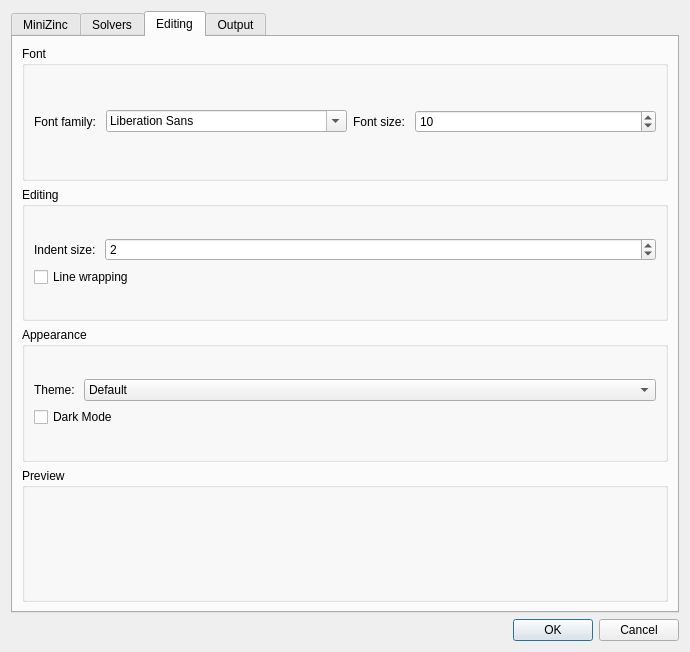
This is MiniZincIDE/preferencesdialog.ui in MiniZinc/MiniZincIDE as Qt 5 draws it before an edit. The edited form follows.
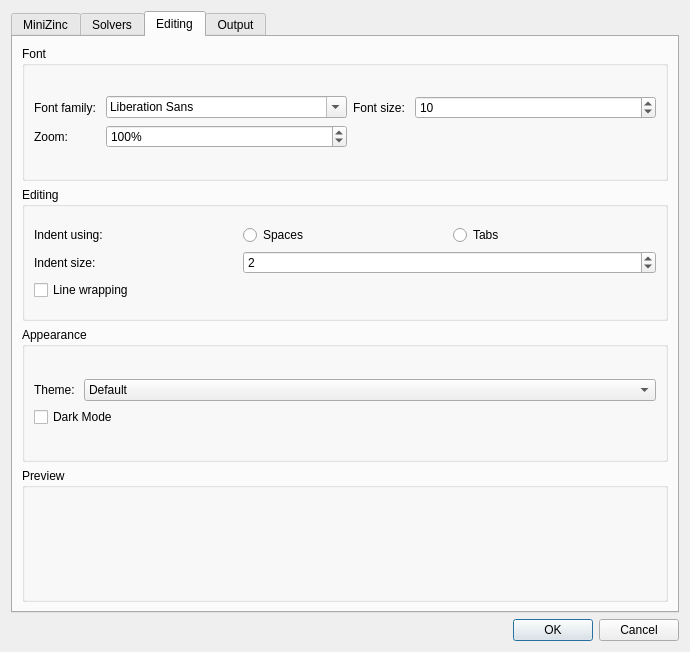
This is the edited form. The open tabs and pages were chosen to show the change.

Commit message:
Add configurable indentation, wrapping and zoom level
Bigger/smaller font actions now control zoom

```diff
--- a/MiniZincIDE/preferencesdialog.ui
+++ b/MiniZincIDE/preferencesdialog.ui
@@ -470,8 +470,8 @@
            <property name="title">
             <string>Font</string>
            </property>
-           <layout class="QGridLayout" name="gridLayout_9">
-            <item row="1" column="0">
+           <layout class="QVBoxLayout" name="verticalLayout_19">
+            <item>
              <layout class="QGridLayout" name="gridLayout_2">
               <item row="0" column="0">
                <widget class="QLabel" name="label_13">
@@ -505,6 +505,9 @@
                   <verstretch>0</verstretch>
                  </sizepolicy>
                 </property>
+                <property name="suffix">
+                 <string/>
+                </property>
                 <property name="minimum">
                  <number>5</number>
                 </property>
@@ -516,6 +519,32 @@
                 </property>
                </widget>
               </item>
+              <item row="1" column="0">
+               <widget class="QLabel" name="label_18">
+                <property name="text">
+                 <string>Zoom:</string>
+                </property>
+               </widget>
+              </item>
+              <item row="1" column="1">
+               <widget class="QSpinBox" name="zoom_spinBox">
+                <property name="suffix">
+                 <string>%</string>
+                </property>
+                <property name="minimum">
+                 <number>10</number>
+                </property>
+                <property name="maximum">
+                 <number>10000</number>
+                </property>
+                <property name="singleStep">
+                 <number>10</number>
+                </property>
+                <property name="value">
+                 <number>100</number>
+                </property>
+               </widget>
+              </item>
              </layout>
             </item>
            </layout>
@@ -526,24 +555,38 @@
            <property name="title">
             <string>Editing</string>
            </property>
-           <layout class="QGridLayout" name="gridLayout_8">
-            <item row="0" column="0">
+           <layout class="QVBoxLayout" name="verticalLayout_18">
+            <item>
              <layout class="QGridLayout" name="gridLayout_4">
               <item row="0" column="0">
+               <widget class="QLabel" name="label_12">
+                <property name="text">
+                 <string>Indent using: </string>
+                </property>
+               </widget>
+              </item>
+              <item row="0" column="1">
+               <widget class="QRadioButton" name="indentSpaces_radioButton">
+                <property name="text">
+                 <string>Spaces</string>
+                </property>
+               </widget>
+              </item>
+              <item row="0" column="2">
+               <widget class="QRadioButton" name="indentTabs_radioButton">
+                <property name="text">
+                 <string>Tabs</string>
+                </property>
+               </widget>
+              </item>
+              <item row="1" column="0">
                <widget class="QLabel" name="label_11">
                 <property name="text">
                  <string>Indent size: </string>
                 </property>
                </widget>
               </item>
-              <item row="1" column="0" colspan="2">
-               <widget class="QCheckBox" name="lineWrapping_checkBox">
-                <property name="text">
-                 <string>Line wrapping</string>
-                </property>
-               </widget>
-              </item>
-              <item row="0" column="1">
+              <item row="1" column="1" colspan="2">
                <widget class="QSpinBox" name="indentSize_spinBox">
                 <property name="sizePolicy">
                  <sizepolicy hsizetype="MinimumExpanding" vsizetype="Fixed">
@@ -562,6 +605,13 @@
                 </property>
                </widget>
               </item>
+              <item row="2" column="0" colspan="3">
+               <widget class="QCheckBox" name="lineWrapping_checkBox">
+                <property name="text">
+                 <string>Line wrapping</string>
+                </property>
+               </widget>
+              </item>
              </layout>
             </item>
            </layout>
```
The commit also changes 11 other files.
